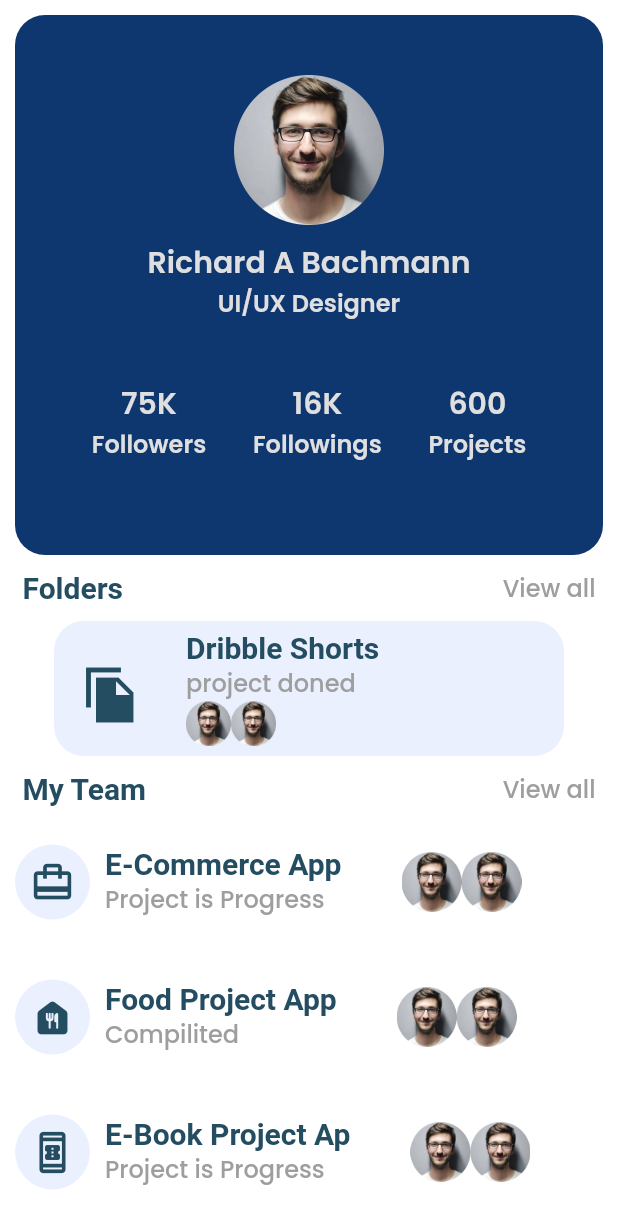
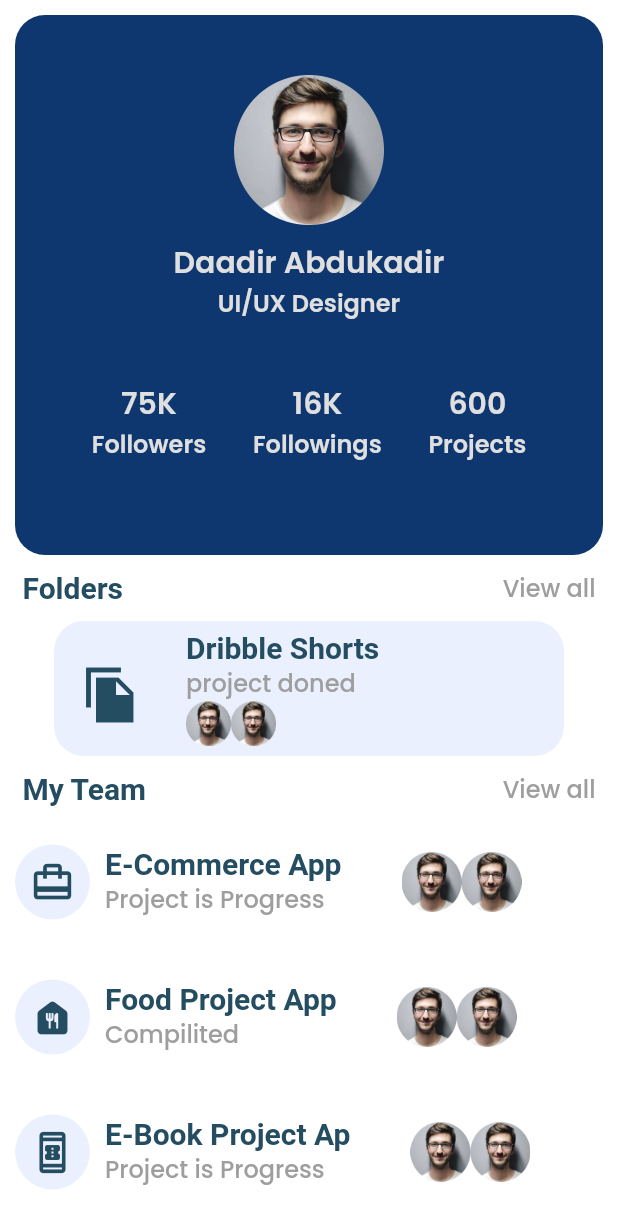
Before and after one commit to Daadir23d/fluter-daadir, a Flutter app: the App_Dash screen opened directly, on a phone screen of 412 x 824 dp. Shown: the top 1228 px of the screen. Run offline on Flutter 3.47's test engine with Material 2 defaults, Android fonts, the phone set to English and light mode, and no system bars; our stand-ins replace google_fonts.

Commit message:
first commit

```diff
--- a/lib/Screens/login.dart
+++ b/lib/Screens/login.dart
@@ -10,7 +10,7 @@ class Loginscren extends StatefulWidget {
 
 class _LoginscrenState extends State<Loginscren> {
   @override
-  String UserName = 'amiin';
+  String UserName = 'daada';
   String Password = '12345';
 
   String User = '';
--- a/lib/widgets/follow.dart
+++ b/lib/widgets/follow.dart
@@ -32,7 +32,7 @@ class follwe extends StatelessWidget {
               height: 10,
             ),
             Text(
-              "Richard A Bachmann",
+              "Daadir Abdukadir",
               style: GoogleFonts.poppins(
                   fontSize: 20, fontWeight: FontWeight.w600, color: txcoler),
             ),
```
